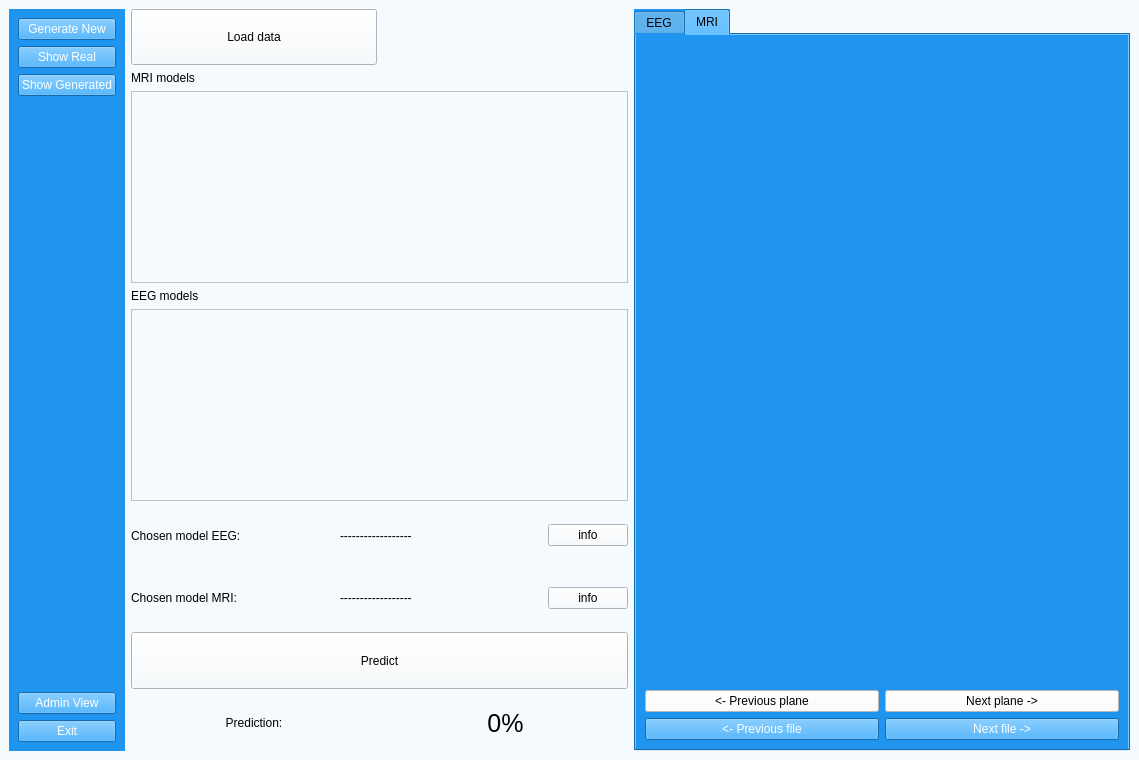
This is UI/doctorView.ui in matimusial/ADHDPredictorApp as Qt 5 draws it before an edit. The edited form follows.
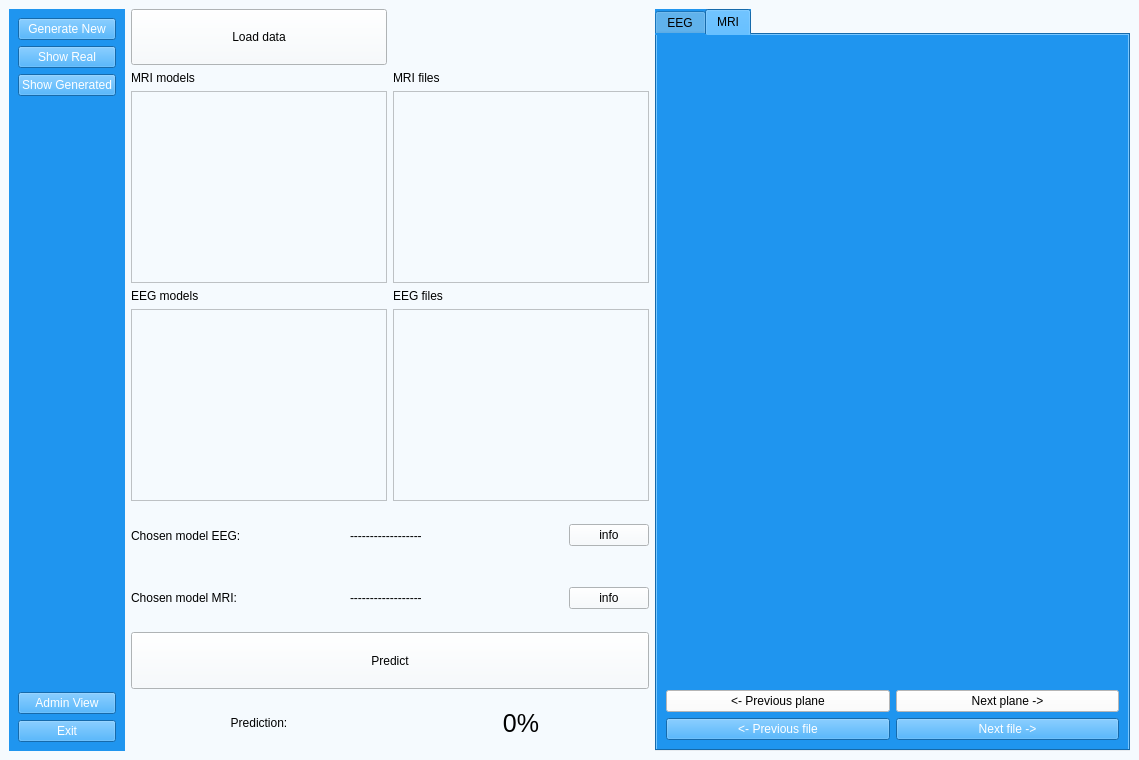
This is the edited form. Icons and pictures are not drawn.

Commit message: file names displayed in list

The edit to the form file:
```diff
--- a/UI/doctorView.ui
+++ b/UI/doctorView.ui
@@ -125,6 +125,8 @@
          </layout>
         </item>
         <item>
+         <layout class="QHBoxLayout" name="horizontalLayout_10">
+          <item>
          <layout class="QVBoxLayout" name="verticalLayout_6">
           <item>
            <widget class="QLabel" name="label_selectModel_2">
@@ -149,6 +151,24 @@
          </layout>
         </item>
         <item>
+           <layout class="QVBoxLayout" name="verticalLayout_7">
+            <item>
+             <widget class="QLabel" name="label_2">
+              <property name="text">
+               <string>MRI files</string>
+              </property>
+             </widget>
+            </item>
+            <item>
+             <widget class="QListView" name="fileListViewMRI"/>
+            </item>
+           </layout>
+          </item>
+         </layout>
+        </item>
+        <item>
+         <layout class="QHBoxLayout" name="horizontalLayout_11">
+          <item>
          <layout class="QVBoxLayout" name="verticalLayout_5">
           <item>
            <widget class="QLabel" name="label_selectModel">
@@ -169,6 +189,22 @@
              <enum>QListView::Adjust</enum>
             </property>
            </widget>
+            </item>
+           </layout>
+          </item>
+          <item>
+           <layout class="QVBoxLayout" name="verticalLayout_8">
+            <item>
+             <widget class="QLabel" name="label_5">
+              <property name="text">
+               <string>EEG files</string>
+              </property>
+             </widget>
+            </item>
+            <item>
+             <widget class="QListView" name="fileListViewEEG"/>
+            </item>
+           </layout>
           </item>
          </layout>
         </item>
```
Lines whose indentation alone changed are shown as unchanged. The commit also changes 1 other file.
